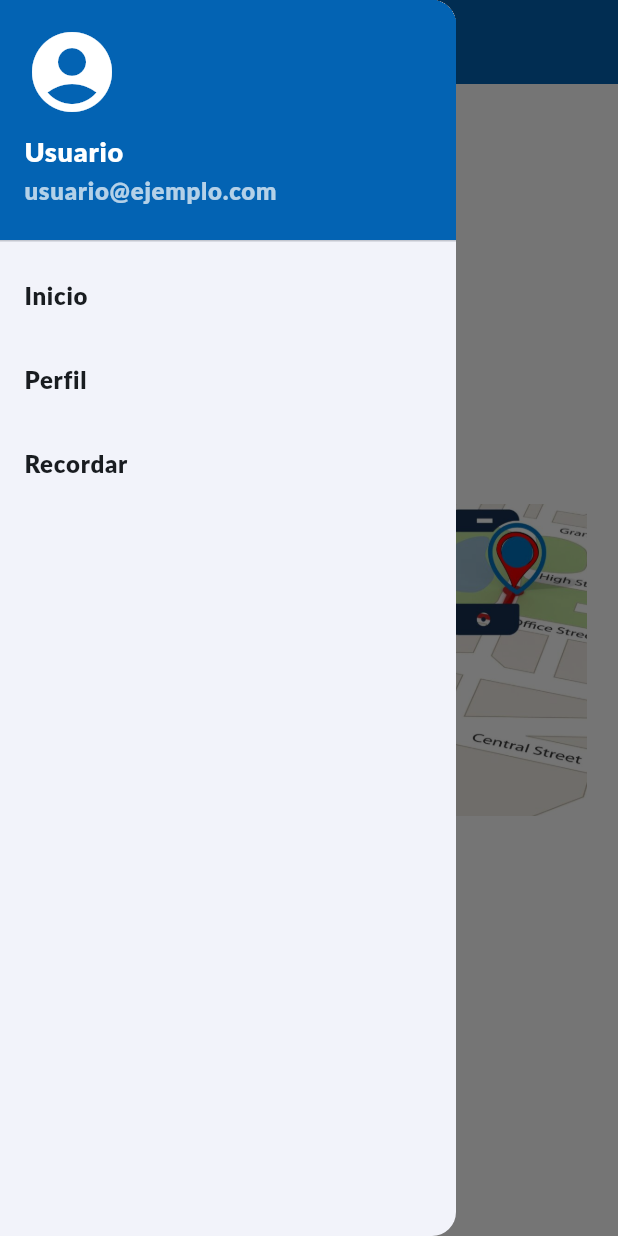
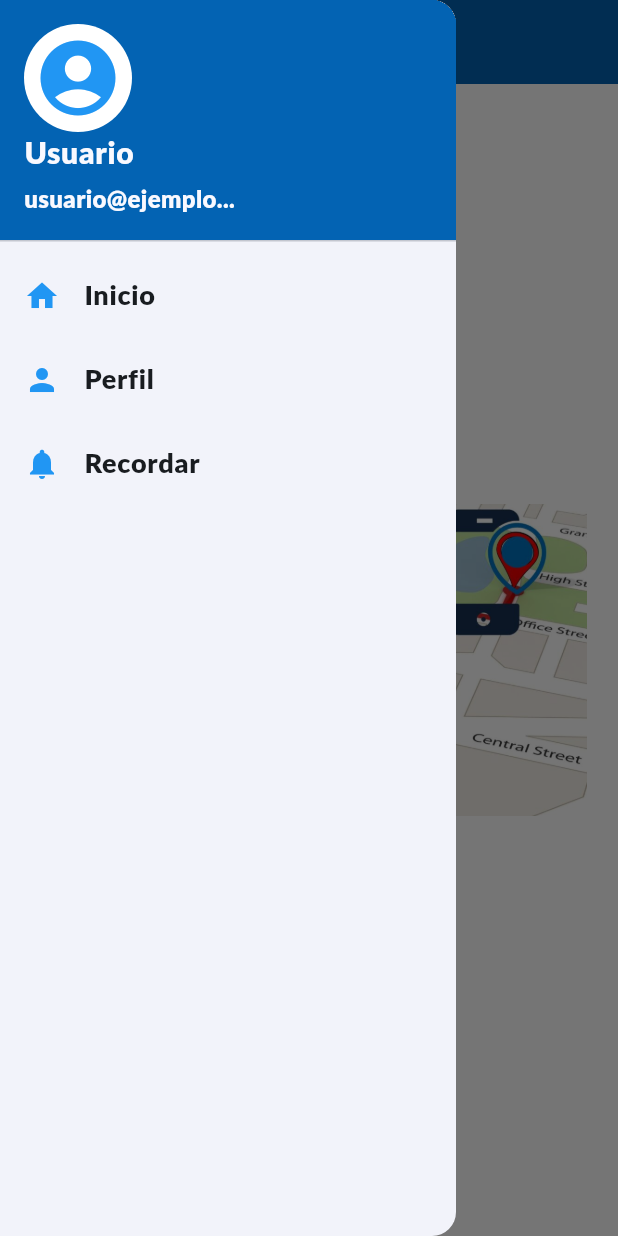
Before and after one commit to JoseHernandezVera/pharmacheck_app, a Flutter app: the MapPage screen opened directly, with the side drawer open, on a phone screen of 412 x 824 dp. Run offline on Flutter 3.47's test engine with Material 3 defaults, Android fonts, the phone set to English and light mode, and no system bars; our stand-ins replace audioplayers.

Commit message:
Mejoras
Se implemento una ID propia y tambien se mejoro el logo y se implemento el icon launcher. Y se quito algunos import que no se llamaban

```diff
--- a/lib/pages/clientes.dart
+++ b/lib/pages/clientes.dart
@@ -3,9 +3,6 @@ import 'package:provider/provider.dart';
 import '../providers/remedies_provider.dart';
 import '../models/model_drawer.dart';
 import 'map.dart';
-import 'profile.dart';
-import 'home.dart';
-import 'remenber.dart';
 
 class ClientesPage extends StatefulWidget {
   final String name;
--- a/lib/pages/home.dart
+++ b/lib/pages/home.dart
@@ -3,8 +3,6 @@ import 'package:provider/provider.dart';
 import '../providers/people_provider.dart';
 import 'clientes.dart';
 import '../models/model_drawer.dart';
-import 'profile.dart';
-import 'remenber.dart';
 
 class MyHomePage extends StatefulWidget {
   const MyHomePage({super.key, required this.title});
--- a/lib/pages/map.dart
+++ b/lib/pages/map.dart
@@ -1,48 +1,8 @@
 import 'package:flutter/material.dart';
-import 'profile.dart';
-import 'remenber.dart';
-import 'home.dart';
+import '../models/model_drawer.dart';
 
-class MapPage extends StatefulWidget {
+class MapPage extends StatelessWidget {
   const MapPage({super.key});
-
-  @override
-  State<MapPage> createState() => _MapPageState();
-}
-
-class _MapPageState extends State<MapPage> {
-  String name = 'Usuario';
-  String email = 'usuario@ejemplo.com';
-
-Future<void> _goToHome() async {
-  Navigator.pop(context);
-  await Future.delayed(const Duration(milliseconds: 250));
-  if (!mounted) return;
-  Navigator.push(
-    context,
-    MaterialPageRoute(builder: (context) => const MyHomePage(title: 'Inicio')),
-  );
-}
-
-  Future<void> _goToProfile() async {
-    Navigator.pop(context);
-    await Future.delayed(const Duration(milliseconds: 250));
-    if (!mounted) return;
-    Navigator.push(
-      context,
-      MaterialPageRoute(builder: (context) => const ProfilePage()),
-    );
-  }
-
-  Future<void> _goToRemember() async {
-    Navigator.pop(context);
-    await Future.delayed(const Duration(milliseconds: 250));
-    if (!mounted) return;
-    Navigator.push(
-      context,
-      MaterialPageRoute(builder: (context) => const RemenberPage()),
-    );
-  }
 
   @override
   Widget build(BuildContext context) {
@@ -51,39 +11,18 @@ Future<void> _goToHome() async {
 
     return Scaffold(
       backgroundColor: Colors.white,
+      drawer: const ModelDrawer(),
       appBar: AppBar(
-        title: const Text('Mapa'),
+        title: const Text(
+          'Mapa',
+          style: TextStyle(color: Colors.white),
+        ),
         backgroundColor: const Color.fromARGB(255, 3, 99, 179),
-      ),
-      drawer: Drawer(
-        child: ListView(
-          padding: EdgeInsets.zero,
-          children: <Widget>[
-            DrawerHeader(
-              decoration: const BoxDecoration(color: Color.fromARGB(255, 3, 99, 179)),
-              child: Column(
-                crossAxisAlignment: CrossAxisAlignment.start,
-                children: [
-                  const Icon(Icons.account_circle, size: 64, color: Colors.white),
-                  const SizedBox(height: 8),
-                  Text(name, style: const TextStyle(color: Colors.white, fontSize: 18)),
-                  Text(email, style: const TextStyle(color: Colors.white70)),
-                ],
-              ),
-            ),
-            ListTile(
-              title: const Text("Inicio"),
-              onTap: _goToHome,
-            ),
-            ListTile(
-              title: const Text("Perfil"),
-              onTap: _goToProfile,
-            ),
-            ListTile(
-              title: const Text("Recordar"),
-              onTap: _goToRemember,
-            ),
-          ],
+        leading: Builder(
+          builder: (context) => IconButton(
+            icon: const Icon(Icons.menu, size: 32),
+            onPressed: () => Scaffold.of(context).openDrawer(),
+          ),
         ),
       ),
       body: Center(
--- a/lib/pages/profile.dart
+++ b/lib/pages/profile.dart
@@ -2,8 +2,6 @@ import 'package:flutter/material.dart';
 import 'package:provider/provider.dart';
 import '../providers/user_provider.dart';
 import '../models/model_drawer.dart';
-import 'remenber.dart';
-import 'home.dart';
 
 class ProfilePage extends StatelessWidget {
   const ProfilePage({super.key});
--- a/lib/pages/remenber.dart
+++ b/lib/pages/remenber.dart
@@ -2,8 +2,6 @@ import 'package:flutter/material.dart';
 import 'package:provider/provider.dart';
 import '../providers/user_provider.dart';
 import '../models/model_drawer.dart';
-import 'profile.dart';
-import 'home.dart';
 
 class RemenberPage extends StatelessWidget {
   const RemenberPage({super.key});
```
Also changed, not shown: pubspec.yaml (+8 -0 lines), assets/images/logo_pildora.png, pubspec.lock, 9 other files.
